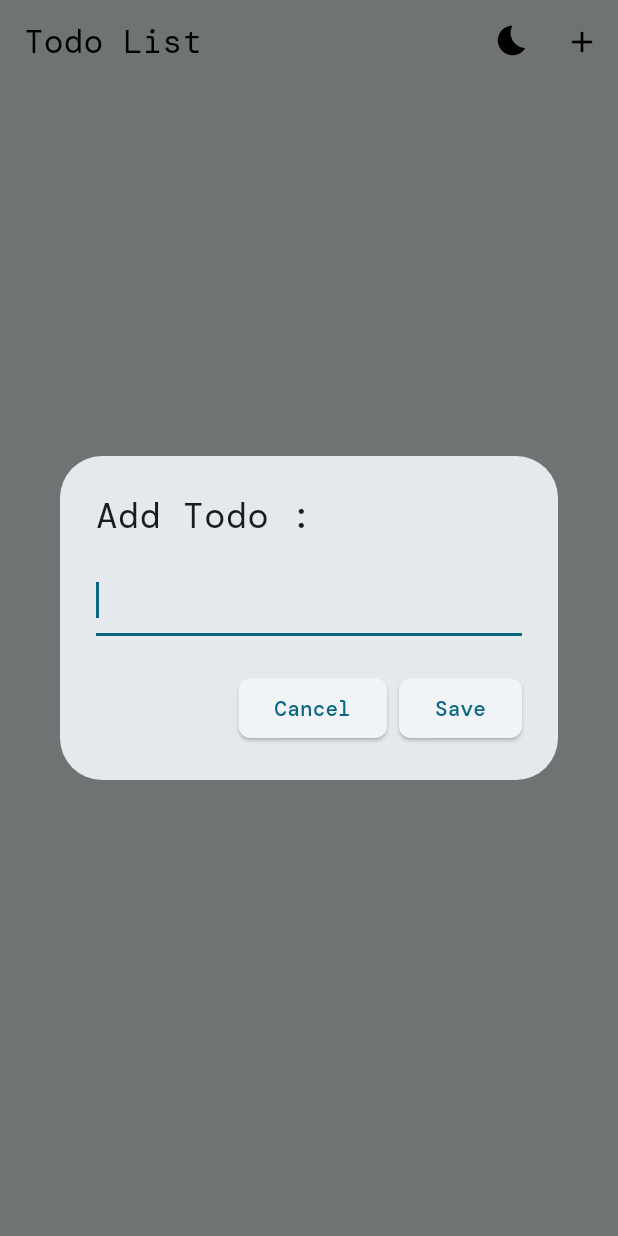
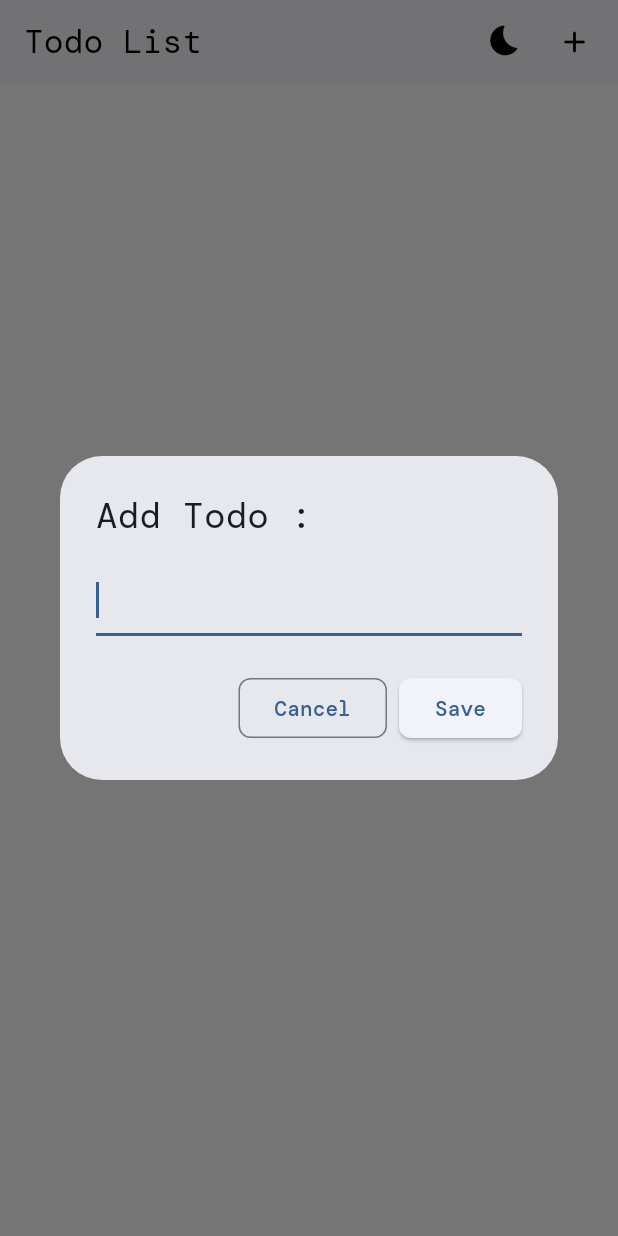
Before and after one commit to adilazhar/minimal_todo_app, a Flutter app: the screen it shows after launch, after a tap on the "add" icon, on a phone screen of 412 x 824 dp. Run offline on Flutter 3.47's test engine with Material 3 defaults, Android fonts, the phone set to English and light mode, and no system bars; our stand-ins replace double_back_to_close, equatable, flex_color_scheme, flutter_native_splash, flutter_riverpod, google_fonts and 3 more; accounts and stored records are empty; generated files the repository leaves out were written again.

Commit message:
Some Minor Changes

```diff
--- a/lib/minimal_todo_app.dart
+++ b/lib/minimal_todo_app.dart
@@ -21,7 +21,9 @@ class MinimalTodoApp extends ConsumerWidget {
         theme: flexTodoLightTheme,
         darkTheme: flexTodoDarkTheme,
         themeMode: data.isDarkMode ? ThemeMode.dark : ThemeMode.light,
-        home: const DoubleBack(child: TodosHomeScreen()),
+        home: const DoubleBack(
+          child: TodosHomeScreen(),
+        ),
       ),
       error: (error, stackTrace) => const SizedBox(),
       loading: () => const CircularProgressIndicator(),
--- a/lib/src/features/todo/presentation/todos_home_screen.dart
+++ b/lib/src/features/todo/presentation/todos_home_screen.dart
@@ -19,16 +19,20 @@ class TodosHomeScreen extends ConsumerWidget {
       (value) => value.selectedTodos.length,
     ));
     return Scaffold(
+      backgroundColor: Theme.of(context).colorScheme.onTertiary,
       appBar: selectedTodos == 0
           ? AppBar(
               title: const Text('Todo List'),
               actions: [
                 const NightModeButton(),
-                IconButton(
-                    onPressed: () {
-                      showAddTodoDialog(context);
-                    },
-                    icon: const Icon(Icons.add_rounded))
+                Padding(
+                  padding: const EdgeInsets.only(right: 5),
+                  child: IconButton(
+                      onPressed: () {
+                        showAddTodoDialog(context);
+                      },
+                      icon: const Icon(Icons.add_rounded)),
+                )
               ],
             )
           : AppBar(
--- a/lib/src/features/todo/presentation/widgets/add_todo_dialog.dart
+++ b/lib/src/features/todo/presentation/widgets/add_todo_dialog.dart
@@ -37,7 +37,7 @@ class _AddTodoDialogState extends ConsumerState<AddTodoDialog> {
         ),
       ),
       actions: [
-        ElevatedButton(
+        OutlinedButton(
             onPressed: () {
               Navigator.pop(context);
             },
--- a/lib/src/features/todo/presentation/widgets/todo_item.dart
+++ b/lib/src/features/todo/presentation/widgets/todo_item.dart
@@ -51,8 +51,7 @@ class _TodoItemState extends ConsumerState<TodoItem> {
           elevation: widget.elevation,
           child: ListTile(
             selected: isSelected,
-            // Todo : Fix The Foucs Color To Something Good Or Remove It If You Can
-            // focusColor: Colors.amber,
+            focusColor: Theme.of(context).colorScheme.surface,
             selectedTileColor: Theme.of(context).primaryColor.withAlpha(100),
             onLongPress: () => toggleSelectionState(),
             onTap: () => isSelectedState ? toggleSelection() : null,
--- a/lib/src/utils/setting/data/theme_data.dart
+++ b/lib/src/utils/setting/data/theme_data.dart
@@ -4,7 +4,7 @@ import 'package:google_fonts/google_fonts.dart';
 
 final ThemeData flexTodoLightTheme = FlexThemeData.light(
   colors: const FlexSchemeColor(
-    primary: Color(0xff006781),
+    primary: Color(0xff004881),
     primaryContainer: Color(0xffd0e4ff),
     secondary: Color(0xffac3306),
     secondaryContainer: Color(0xffffdbcf),
@@ -14,12 +14,13 @@ final ThemeData flexTodoLightTheme = FlexThemeData.light(
     error: Color(0xffb00020),
   ),
   surfaceMode: FlexSurfaceMode.highScaffoldLowSurface,
-  blendLevel: 1,
+  blendLevel: 2,
   subThemesData: const FlexSubThemesData(
     blendOnLevel: 8,
     blendOnColors: false,
     useTextTheme: true,
     useM2StyleDividerInM3: true,
+    splashType: FlexSplashType.inkRipple,
     defaultRadius: 8.0,
     elevatedButtonSchemeColor: SchemeColor.onPrimaryContainer,
     elevatedButtonSecondarySchemeColor: SchemeColor.primaryContainer,
@@ -36,7 +37,7 @@ final ThemeData flexTodoLightTheme = FlexThemeData.light(
     inputDecoratorPrefixIconSchemeColor: SchemeColor.primary,
     fabUseShape: true,
     fabAlwaysCircular: true,
-    fabSchemeColor: SchemeColor.primary,
+    fabSchemeColor: SchemeColor.tertiary,
     popupMenuRadius: 8.0,
     popupMenuElevation: 3.0,
     alignedDropdown: true,
@@ -67,18 +68,19 @@ final ThemeData flexTodoLightTheme = FlexThemeData.light(
     navigationRailBackgroundSchemeColor: SchemeColor.surface,
   ),
   keyColors: const FlexKeyColors(
+    useSecondary: true,
+    useTertiary: true,
     keepPrimary: true,
   ),
-  tones: FlexTones.jolly(Brightness.light),
+  tones: FlexTones.soft(Brightness.light),
   visualDensity: FlexColorScheme.comfortablePlatformDensity,
   useMaterial3: true,
-  // To use the Playground font, add GoogleFonts package and uncomment
   fontFamily: GoogleFonts.dmMono().fontFamily,
 );
 
 final ThemeData flexTodoDarkTheme = FlexThemeData.dark(
   colors: const FlexSchemeColor(
-    primary: Color(0xff5fd4fe),
+    primary: Color(0xff9fc9ff),
     primaryContainer: Color(0xff00325b),
     secondary: Color(0xffffb59d),
     secondaryContainer: Color(0xff872100),
@@ -94,6 +96,7 @@ final ThemeData flexTodoDarkTheme = FlexThemeData.dark(
     blendTextTheme: true,
     useTextTheme: true,
     useM2StyleDividerInM3: true,
+    splashType: FlexSplashType.inkRipple,
     defaultRadius: 8.0,
     elevatedButtonSchemeColor: SchemeColor.onPrimaryContainer,
     elevatedButtonSecondarySchemeColor: SchemeColor.primaryContainer,
@@ -110,7 +113,7 @@ final ThemeData flexTodoDarkTheme = FlexThemeData.dark(
     inputDecoratorPrefixIconSchemeColor: SchemeColor.primary,
     fabUseShape: true,
     fabAlwaysCircular: true,
-    fabSchemeColor: SchemeColor.primary,
+    fabSchemeColor: SchemeColor.tertiary,
     popupMenuRadius: 8.0,
     popupMenuElevation: 3.0,
     alignedDropdown: true,
@@ -140,10 +143,12 @@ final ThemeData flexTodoDarkTheme = FlexThemeData.dark(
     navigationRailIndicatorRadius: 12.0,
     navigationRailBackgroundSchemeColor: SchemeColor.surface,
   ),
-  keyColors: const FlexKeyColors(),
-  tones: FlexTones.jolly(Brightness.dark),
+  keyColors: const FlexKeyColors(
+    useSecondary: true,
+    useTertiary: true,
+  ),
+  tones: FlexTones.soft(Brightness.dark),
   visualDensity: FlexColorScheme.comfortablePlatformDensity,
   useMaterial3: true,
-  // To use the Playground font, add GoogleFonts package and uncomment
   fontFamily: GoogleFonts.dmMono().fontFamily,
 );
```
Also changed, not shown: lib/main.dart (+0 -10 lines).
